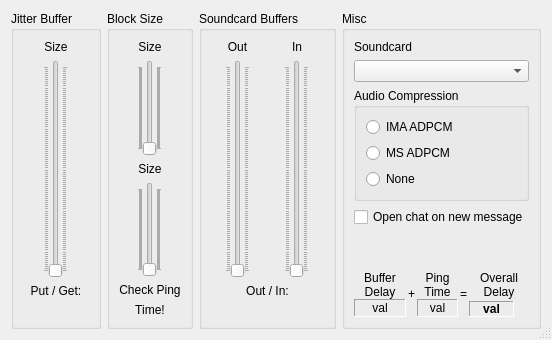
Old version of the form src/clientsettingsdlgbase.ui in the repository Daninet/jamulus.
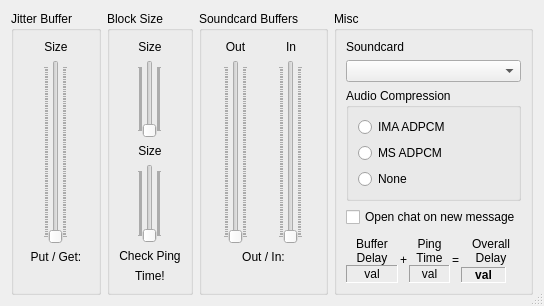
New version of the form. Icons and pictures are not drawn. Custom widgets are drawn as their Qt base class.

Commit message: more ASIO interface changes (e.g. warning if ASIO buffer is too big, etc)

The edit to the form file:
```diff
--- a/src/clientsettingsdlgbase.ui
+++ b/src/clientsettingsdlgbase.ui
@@ -5,8 +5,8 @@
    <rect>
     <x>0</x>
     <y>0</y>
-    <width>552</width>
-    <height>340</height>
+    <width>544</width>
+    <height>306</height>
    </rect>
   </property>
   <property name="windowTitle" >
@@ -724,8 +724,6 @@
      </property>
      <layout class="QVBoxLayout" >
       <item>
-       <layout class="QVBoxLayout" >
-        <item>
          <widget class="QLabel" name="lSoundcard" >
           <property name="text" >
            <string>Soundcard</string>
@@ -748,8 +746,6 @@
           </property>
          </widget>
         </item>
-       </layout>
-      </item>
       <item>
        <widget class="QGroupBox" name="groupBoxAudioCompressionType" >
         <property name="title" >
@@ -781,15 +777,11 @@
        </widget>
       </item>
       <item>
-       <layout class="QHBoxLayout" >
-        <item>
          <widget class="QCheckBox" name="cbOpenChatOnNewMessage" >
           <property name="text" >
            <string>Open chat on new message</string>
           </property>
          </widget>
-        </item>
-       </layout>
       </item>
       <item>
        <spacer>
```
Lines whose indentation alone changed are shown as unchanged. The commit also changes 4 other files.
